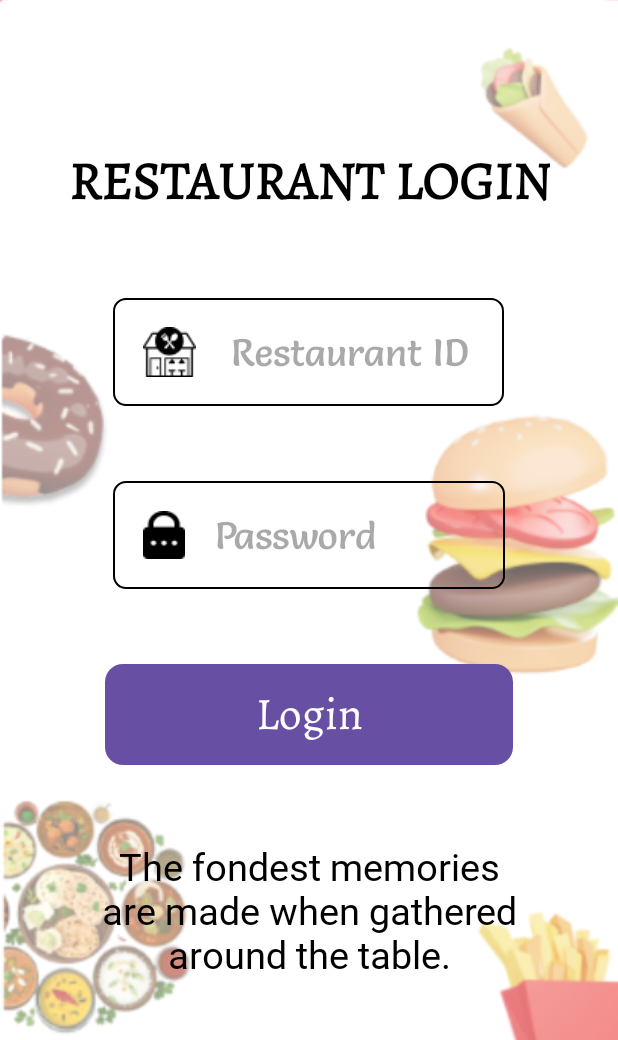
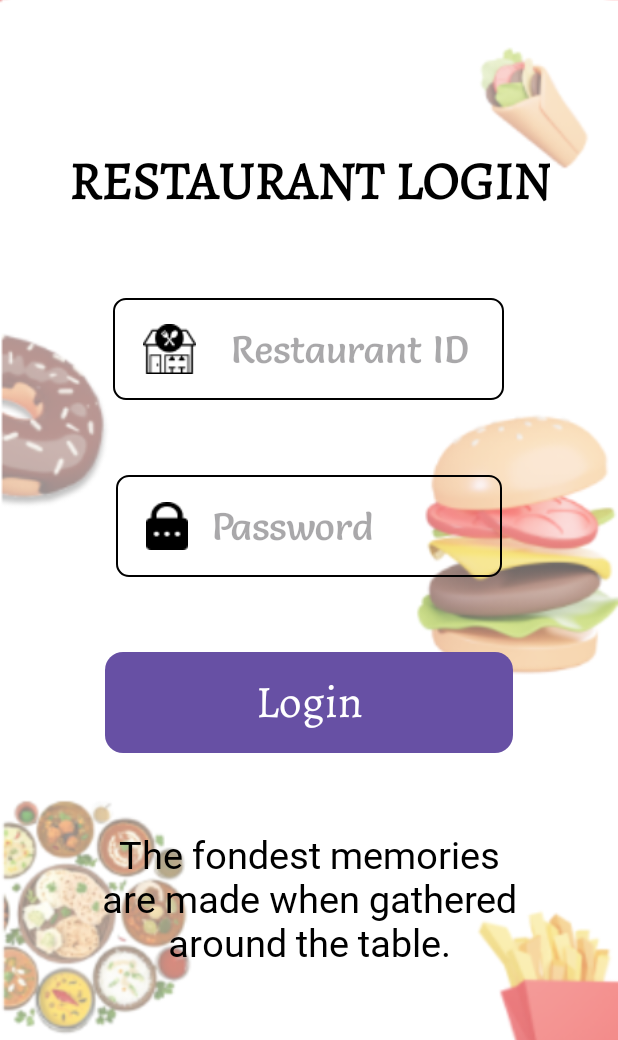
Before and after one commit to KaushalDanani/dinelink-app, an Android app: the Restaurant_Login screen opened directly, with no data from a screen before it, on a phone screen of 412 x 824 dp, the part 196-1236 px from its top. Run offline under Robolectric (Android 15) with nearby library versions, the phone set to English and light mode, and no system bars.

Commit message:
All login page Frontend update second time

```diff
--- a/app/src/main/res/layout/activity_customer_login.xml
+++ b/app/src/main/res/layout/activity_customer_login.xml
@@ -24,7 +24,11 @@
         android:layout_height="wrap_content"
         android:orientation="vertical"
         android:gravity="center_horizontal"
-        app:layout_constraintVertical_bias="0.0">
+        app:layout_constraintVertical_bias="0.0"
+        app:layout_constraintBottom_toBottomOf="@+id/backgroundImage"
+        app:layout_constraintEnd_toEndOf="@+id/backgroundImage"
+        app:layout_constraintStart_toStartOf="@+id/backgroundImage"
+        app:layout_constraintTop_toTopOf="@+id/backgroundImage">
 
 
         <LinearLayout
--- a/app/src/main/res/layout/activity_login_role_page.xml
+++ b/app/src/main/res/layout/activity_login_role_page.xml
@@ -24,7 +24,11 @@
         android:layout_height="wrap_content"
         android:orientation="vertical"
         android:gravity="center_horizontal"
-        app:layout_constraintVertical_bias="0.0">
+        app:layout_constraintVertical_bias="0.0"
+        app:layout_constraintBottom_toBottomOf="@+id/backgroundImage"
+        app:layout_constraintEnd_toEndOf="@+id/backgroundImage"
+        app:layout_constraintStart_toStartOf="@+id/backgroundImage"
+        app:layout_constraintTop_toTopOf="@+id/backgroundImage">
 
 
         <LinearLayout
--- a/app/src/main/res/layout/activity_restaurant_login.xml
+++ b/app/src/main/res/layout/activity_restaurant_login.xml
@@ -23,9 +23,12 @@
         android:id="@+id/contentLayout"
         android:layout_width="wrap_content"
         android:layout_height="match_parent"
+        android:gravity="center_horizontal"
         android:orientation="vertical"
-        android:gravity="center_horizontal"
-        app:layout_constraintVertical_bias="0.0">
+        app:layout_constraintBottom_toBottomOf="@+id/backgroundImage"
+        app:layout_constraintEnd_toEndOf="@+id/backgroundImage"
+        app:layout_constraintStart_toStartOf="@+id/backgroundImage"
+        app:layout_constraintTop_toTopOf="@+id/backgroundImage">
 
 
         <LinearLayout
@@ -34,15 +37,14 @@
             android:layout_height="wrap_content"
             android:layout_marginTop="70dp"
             android:gravity="center"
-            android:orientation="horizontal"
-            >
+            android:orientation="horizontal">
 
             <!-- ImageView -->
             <ImageView
                 android:layout_width="wrap_content"
                 android:layout_height="wrap_content"
-                android:src="@drawable/image_4"
-                android:paddingHorizontal="10dp"/>
+                android:paddingHorizontal="10dp"
+                android:src="@drawable/image_4" />
 
             <!-- Space view to create dynamic space -->
             <Space
@@ -55,10 +57,10 @@
                 android:layout_width="wrap_content"
                 android:layout_height="wrap_content"
                 android:fontFamily="@font/joti_one"
+                android:paddingHorizontal="10dp"
                 android:text="DineLink"
-                android:textSize="40sp"
                 android:textColor="#000000"
-                android:paddingHorizontal="10dp"/>
+                android:textSize="40sp" />
 
         </LinearLayout>
 
@@ -70,9 +72,9 @@
             android:fontFamily="@font/sahitya"
             android:gravity="center"
             android:text="RESTAURANT LOGIN"
+            android:textColor="#000000"
             android:textSize="35dp"
-            android:textStyle="bold"
-            android:textColor="#000000">
+            android:textStyle="bold">
 
         </TextView>
 
@@ -90,8 +92,8 @@
             <ImageView
                 android:layout_width="wrap_content"
                 android:layout_height="wrap_content"
-                android:src="@drawable/restaurant_icon"
-                android:layout_marginStart="20dp"/>
+                android:layout_marginStart="20dp"
+                android:src="@drawable/restaurant_icon" />
 
             <!-- Space view to create dynamic space -->
             <Space
@@ -104,15 +106,14 @@
                 android:id="@+id/restaurant_id"
                 android:layout_width="wrap_content"
                 android:layout_height="wrap_content"
+                android:paddingHorizontal="23dp"
+                android:paddingVertical="18dp"
+                android:background="@android:color/transparent"
+                android:fontFamily="@font/salsa"
                 android:hint="@string/restaurant_id"
-                android:textSize="25sp"
                 android:inputType="number"
-                android:fontFamily="@font/salsa"
                 android:textColor="#000000"
-                android:layout_marginHorizontal="23dp"
-                android:layout_marginVertical="20dp"
-                android:background="@android:color/transparent"
-                >
+                android:textSize="25sp">
 
             </EditText>
 
@@ -134,8 +135,8 @@
             <ImageView
                 android:layout_width="wrap_content"
                 android:layout_height="wrap_content"
-                android:src="@drawable/password_icon"
-                android:layout_marginStart="20dp"/>
+                android:layout_marginStart="20dp"
+                android:src="@drawable/password_icon" />
 
             <!-- Space view to create dynamic space -->
             <Space
@@ -148,16 +149,15 @@
                 android:id="@+id/restaurant_password"
                 android:layout_width="wrap_content"
                 android:layout_height="wrap_content"
+                android:paddingVertical="18dp"
+                android:paddingStart="16dp"
+                android:paddingEnd="85dp"
+                android:background="@android:color/transparent"
+                android:fontFamily="@font/salsa"
                 android:hint="Password"
+                android:inputType="text"
+                android:textColor="#000000"
                 android:textSize="25sp"
-                android:inputType="text"
-                android:fontFamily="@font/salsa"
-                android:textColor="#000000"
-                android:layout_marginStart="20dp"
-                android:layout_marginEnd="85dp"
-                android:layout_marginVertical="20dp"
-                android:background="@android:color/transparent"
-
                 >
 
             </EditText>
@@ -170,12 +170,12 @@
             android:layout_width="wrap_content"
             android:layout_height="wrap_content"
             android:layout_marginTop="50dp"
+            android:background="@drawable/red_color_bg"
             android:fontFamily="@font/sahitya"
+            android:paddingHorizontal="100dp"
             android:text="@string/Login"
-            android:textSize="30sp"
             android:textColor="#FFFFFF"
-            android:background="@drawable/red_color_bg"
-            android:paddingHorizontal="100dp"/>
+            android:textSize="30sp" />
 
         <TextView
             android:layout_width="wrap_content"
@@ -185,12 +185,10 @@
             android:gravity="center"
             android:paddingHorizontal="50dp"
             android:text="@string/restaurant_login_text"
-            android:textSize="25dp"
-            android:textColor="#000000">
+            android:textColor="#000000"
+            android:textSize="25dp">
 
         </TextView>
-
-
 
 
     </LinearLayout>
```
